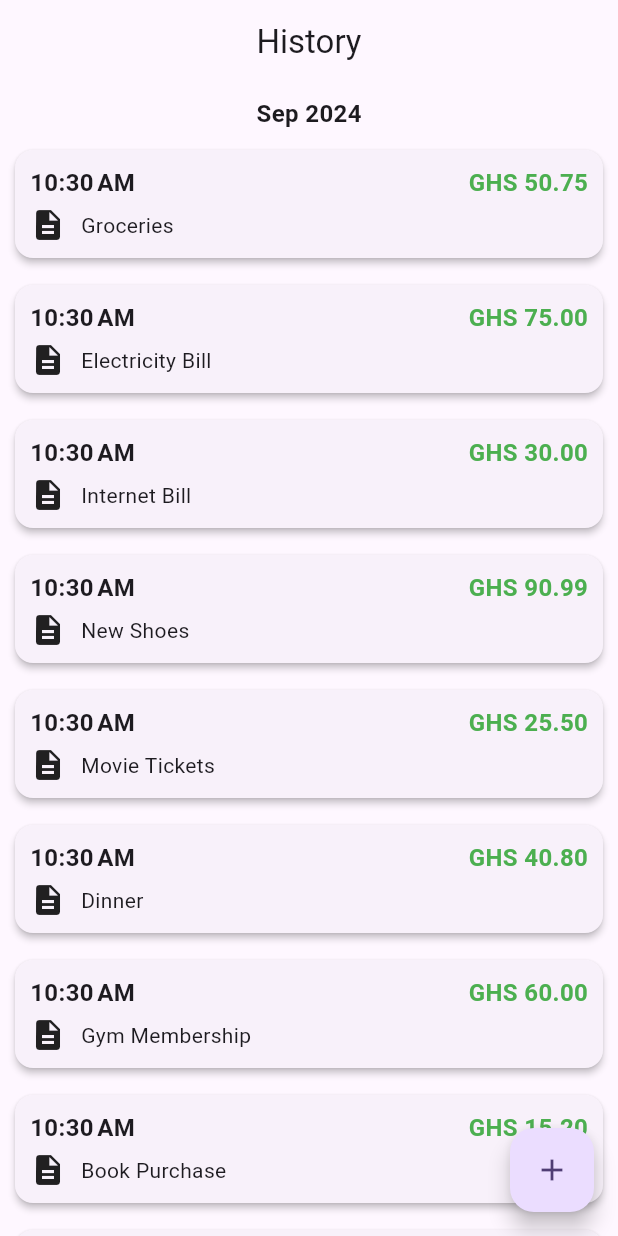
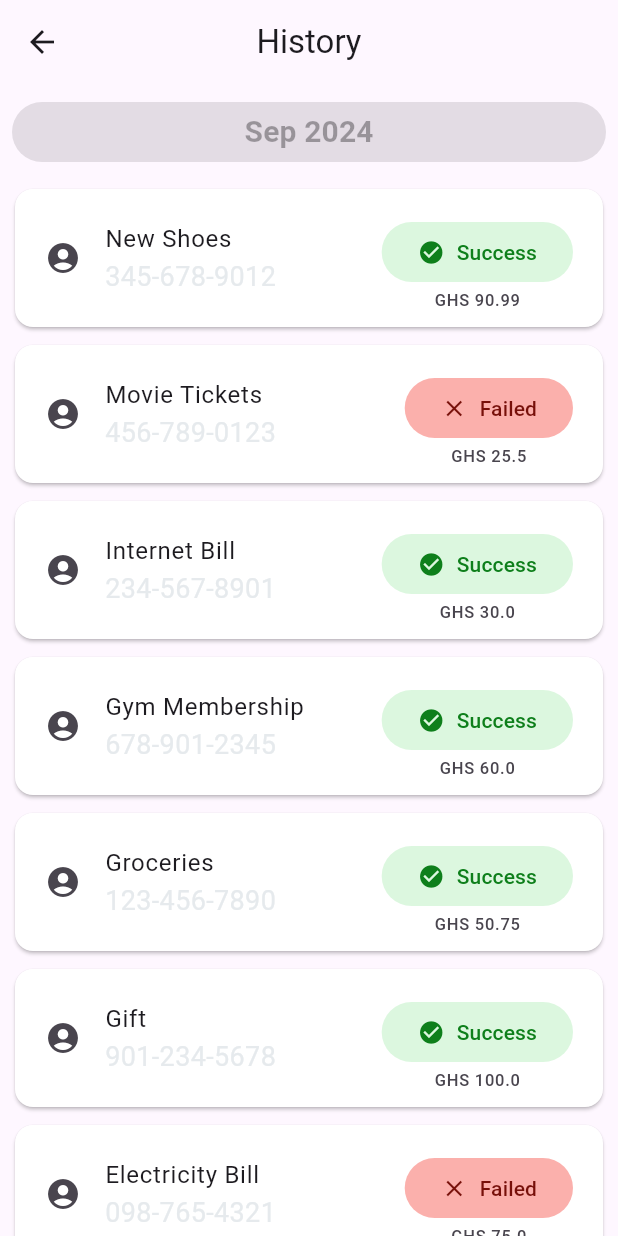
Before and after one commit to ikmazameti/send_money_app, a Flutter app: the HistoryPage screen opened directly, on a phone screen of 412 x 824 dp. Run offline on Flutter 3.47's test engine with Material 2 defaults, Android fonts, the phone set to English and light mode, and no system bars; drawn by our look-alikes of grouped_list.

```diff
--- a/lib/history_page.dart
+++ b/lib/history_page.dart
@@ -1,6 +1,8 @@
 import 'package:flutter/material.dart';
+import 'package:grouped_list/grouped_list.dart';
 import 'package:intl/intl.dart';
-import 'model/transaction.dart'; // Ensure this file has your Transaction class and sample data
+
+import 'model/transaction.dart';
 
 class HistoryPage extends StatefulWidget {
   const HistoryPage({super.key});
@@ -14,98 +16,106 @@ class _HistoryPageState extends State<HistoryPage> {
   Widget build(BuildContext context) {
     return SafeArea(
       child: Scaffold(
-        floatingActionButton: FloatingActionButton(
-          onPressed: () {},
-          tooltip: 'Add',
-          child: const Icon(Icons.add),
-        ),
         appBar: AppBar(
           title: const Text("History"),
           centerTitle: true,
         ),
-        body: ListView.builder(
-          itemCount: transactions.length,
-          itemBuilder: (context, index) {
-            final data = transactions[index];
-            String previousDate = index > 0
-                ? DateFormat('MMM yyyy').format(transactions[index - 1].date)
-                : '';
-            String date = DateFormat('MMM yyyy').format(data.date);
-
-            return Column(
-              crossAxisAlignment: CrossAxisAlignment.start,
-              children: [
-                if (date != previousDate)
-                  Padding(
-                    padding: const EdgeInsets.symmetric(vertical: 8.0),
-                    child: Center(
-                      child: Text(
-                        date,
-                        style: const TextStyle(
-                          fontSize: 16,
-                          fontWeight: FontWeight.bold,
-                        ),
-                      ),
-                    ),
-                  ),
-                Padding(
-                  padding: const EdgeInsets.only(bottom: 8.0),
-                  child: _transCard(data), // Pass the data to _transCard
-                ),
-              ],
-            );
-          },
-        ),
+        body: _buildGroupedHistory(),
       ),
     );
   }
 
-  // Update _transCard to accept the Transaction data
-  Widget _transCard(Transaction data) {
-    return Card(
-      elevation: 2.0,
-      margin: const EdgeInsets.symmetric(horizontal: 10.0, vertical: 5.0),
-      child: Padding(
-        padding: const EdgeInsets.all(10.0),
-        child: Column(
-          crossAxisAlignment: CrossAxisAlignment.start,
-          children: [
-            Row(
+  Widget _buildGroupedHistory() {
+    return GroupedListView<Transaction, String>(
+      elements: transactions,
+      groupBy: (transaction) => DateFormat('MMM yyyy').format(transaction.date),
+      // Group by month and year
+      groupComparator: (value1, value2) => value2.compareTo(value1),
+      itemComparator: (item1, item2) => item1.title.compareTo(item2.title),
+      // Sort items by title
+      order: GroupedListOrder.DESC,
+      useStickyGroupSeparators: false,
+      groupSeparatorBuilder: (String value) => Padding(
+        padding: const EdgeInsets.all(8.0),
+        child: ElevatedButton(
+
+          onPressed: null,
+          child: Text(
+            value,
+            textAlign: TextAlign.start,
+            style: const TextStyle(
+              fontSize: 20,
+              fontWeight: FontWeight.bold,
+            ),
+          ),
+        ),
+      ),
+      itemBuilder: (c, transaction) => _transCard(transaction),
+    );
+  }
+
+  Widget _transCard(Transaction transaction) => Card(
+        color: const Color(0xFFFFFFFF),
+        elevation: 1.0,
+        margin: const EdgeInsets.symmetric(horizontal: 10.0, vertical: 6.0),
+        child: SizedBox(
+          child: ListTile(
+            contentPadding:
+                const EdgeInsets.symmetric(horizontal: 20.0, vertical: 10.0),
+            leading: const Icon(Icons.account_circle),
+            title: Text(transaction.title),
+            // Accessing the title directly
+            subtitle: Text(
+              transaction.phone,
+              style: const TextStyle(
+                color: Color(0xFFE6EAED),
+                fontSize: 18,
+              ),
+            ),
+
+            trailing: Column(
               mainAxisAlignment: MainAxisAlignment.spaceBetween,
+              mainAxisSize: MainAxisSize.min,
               children: [
-                Text(
-                  DateFormat.jm().format(data.date),
-                  style: const TextStyle(
-                    fontSize: 16,
-                    fontWeight: FontWeight.bold,
+                ElevatedButton(
+                  style: ButtonStyle(
+                    backgroundColor: MaterialStateProperty.all(
+                      transaction.status
+                          ? const Color(0xFFDCF7DF)
+                          : const Color(0xFFFBB0AC),
+                    ),
+                  ),
+                  onPressed: null,
+                  child: Row(
+                    mainAxisSize: MainAxisSize.min,
+                    // Makes the row take only the necessary width
+                    children: [
+                      Icon(
+                        transaction.status ? Icons.check_circle : Icons.close,
+                        // Check icon for success, close icon for failure
+                        color: transaction.status
+                            ? const Color(0xFF0E7F1B)
+                            : const Color(0xFF77100A),
+                      ),
+                      const SizedBox(width: 8.0),
+                      // Adds space between the icon and the text
+                      Text(
+                        transaction.status ? "Success" : "Failed",
+                        style: TextStyle(
+                          color: transaction.status
+                              ? const Color(0xFF0E7F1B)
+                              : const Color(0xFF77100A),
+                        ),
+                      ),
+                    ],
                   ),
                 ),
-                Text(
-                  'GHS ${data.amount.toStringAsFixed(2)}',
-                  style: const TextStyle(
-                    fontSize: 16,
-                    fontWeight: FontWeight.bold,
-                    color: Colors.green,
-                  ),
-                ),
+                Text("GHS ${transaction.amount}"),
               ],
             ),
-            const SizedBox(height: 5),
-            Row(
-              children: [
-                const Icon(Icons.description),
-                const SizedBox(width: 10),
-                Expanded(
-                  child: Text(
-                    data.title,
-                    style: const TextStyle(fontSize: 14),
-                  ),
-                ),
-              ],
-            ),
-          ],
+
+            // Displaying the amount
+          ),
         ),
-      ),
-    );
-  }
+      );
 }
--- a/lib/model/transaction.dart
+++ b/lib/model/transaction.dart
@@ -3,12 +3,18 @@ class Transaction {
   final String title;
   final double amount;
   final DateTime date;
+  final String phone;
+  final String reason;
+  final bool status;
 
   Transaction({
     required this.id,
     required this.title,
     required this.amount,
     required this.date,
+    required this.phone,
+    required this.reason,
+    required this.status,
   });
 }
 
@@ -19,59 +25,89 @@ final List<Transaction> transactions = [
     title: 'Groceries',
     amount: 50.75,
     date: DateTime.now().subtract(const Duration(days: 1)),
+    phone: '123-456-7890',
+    reason: 'Weekly grocery shopping',
+    status: true, // Success
   ),
   Transaction(
     id: 't2',
     title: 'Electricity Bill',
     amount: 75.00,
-    date: DateTime.now().subtract(Duration(days: 2)),
+    date: DateTime.now().subtract(const Duration(days: 2)),
+    phone: '098-765-4321',
+    reason: 'Monthly electricity bill payment',
+    status: false, // Failed
   ),
   Transaction(
     id: 't3',
     title: 'Internet Bill',
     amount: 30.00,
-    date: DateTime.now().subtract(Duration(days: 3)),
+    date: DateTime.now().subtract(const Duration(days: 3)),
+    phone: '234-567-8901',
+    reason: 'Monthly internet bill payment',
+    status: true, // Success
   ),
   Transaction(
     id: 't4',
     title: 'New Shoes',
     amount: 90.99,
-    date: DateTime.now().subtract(Duration(days: 4)),
+    date: DateTime.now().subtract(const Duration(days: 4)),
+    phone: '345-678-9012',
+    reason: 'Purchased a new pair of shoes',
+    status: true, // Success
   ),
   Transaction(
     id: 't5',
     title: 'Movie Tickets',
     amount: 25.50,
-    date: DateTime.now().subtract(Duration(days: 5)),
+    date: DateTime.now().subtract(const Duration(days: 5)),
+    phone: '456-789-0123',
+    reason: 'Watched a movie with friends',
+    status: false, // Failed
   ),
   Transaction(
     id: 't6',
     title: 'Dinner',
     amount: 40.80,
-    date: DateTime.now().subtract(Duration(days: 6)),
+    date: DateTime.now().subtract(const Duration(days: 6)),
+    phone: '567-890-1234',
+    reason: 'Dinner at a restaurant',
+    status: true, // Success
   ),
   Transaction(
     id: 't7',
     title: 'Gym Membership',
     amount: 60.00,
-    date: DateTime.now().subtract(Duration(days: 7)),
+    date: DateTime.now().subtract(const Duration(days: 7)),
+    phone: '678-901-2345',
+    reason: 'Monthly gym membership fee',
+    status: true, // Success
   ),
   Transaction(
     id: 't8',
     title: 'Book Purchase',
     amount: 15.20,
-    date: DateTime.now().subtract(Duration(days: 8)),
+    date: DateTime.now().subtract(const Duration(days: 8)),
+    phone: '789-012-3456',
+    reason: 'Purchased a book online',
+    status: false, // Failed
   ),
   Transaction(
     id: 't9',
     title: 'Coffee',
     amount: 5.50,
-    date: DateTime.now().subtract(Duration(days: 9)),
+    date: DateTime.now().subtract(const Duration(days: 9)),
+    phone: '890-123-4567',
+    reason: 'Coffee with a friend',
+    status: true, // Success
   ),
   Transaction(
     id: 't10',
     title: 'Gift',
     amount: 100.00,
-    date: DateTime.now().subtract(Duration(days: 10)),
+    date: DateTime.now().subtract(const Duration(days: 10)),
+    phone: '901-234-5678',
+    reason: 'Birthday gift for a friend',
+    status: true, // Success
   ),
 ];
--- /dev/null
+++ b/lib/pages/history_page.dart
@@ -0,0 +1,15 @@
+import 'package:flutter/material.dart';
+
+class HistoryPage extends StatelessWidget {
+  const HistoryPage({Key? key}) : super(key: key);
+
+  @override
+  Widget build(BuildContext context) {
+    return Center(
+      child: Text(
+        'Home Page',
+        style: TextStyle(fontSize: 24),
+      ),
+    );
+  }
+}
--- a/pubspec.yaml
+++ b/pubspec.yaml
@@ -36,6 +36,8 @@ dependencies:
   # Use with the CupertinoIcons class for iOS style icons.
   cupertino_icons: ^1.0.2
   intl: ^0.19.0
+  flutter_advanced_segment: ^3.0.2
+  grouped_list: ^6.0.0
 
 dev_dependencies:
   flutter_test:
```
Also changed, not shown: lib/main.dart (+2 -16 lines), lib/pages/home_page.dart (added, +15 -0 lines), lib/pages/scheduled_page.dart (added, +15 -0 lines), lib/pages/send_page.dart (added, +15 -0 lines), lib/transaction_page.dart (added, +99 -0 lines), pubspec.lock.
